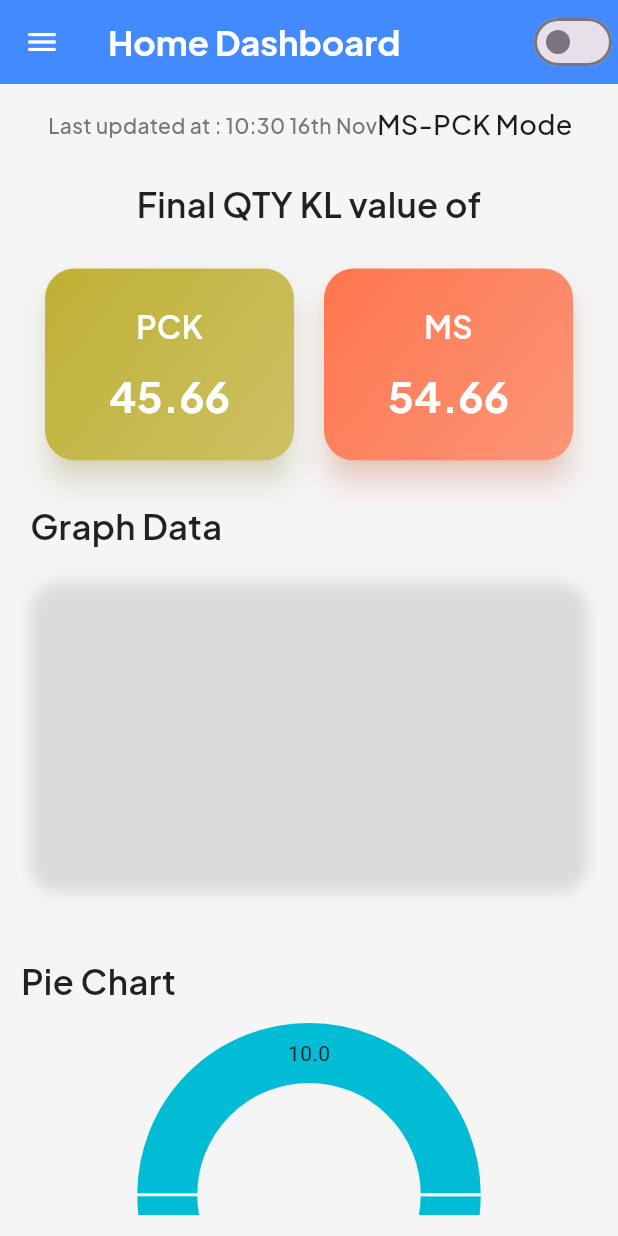
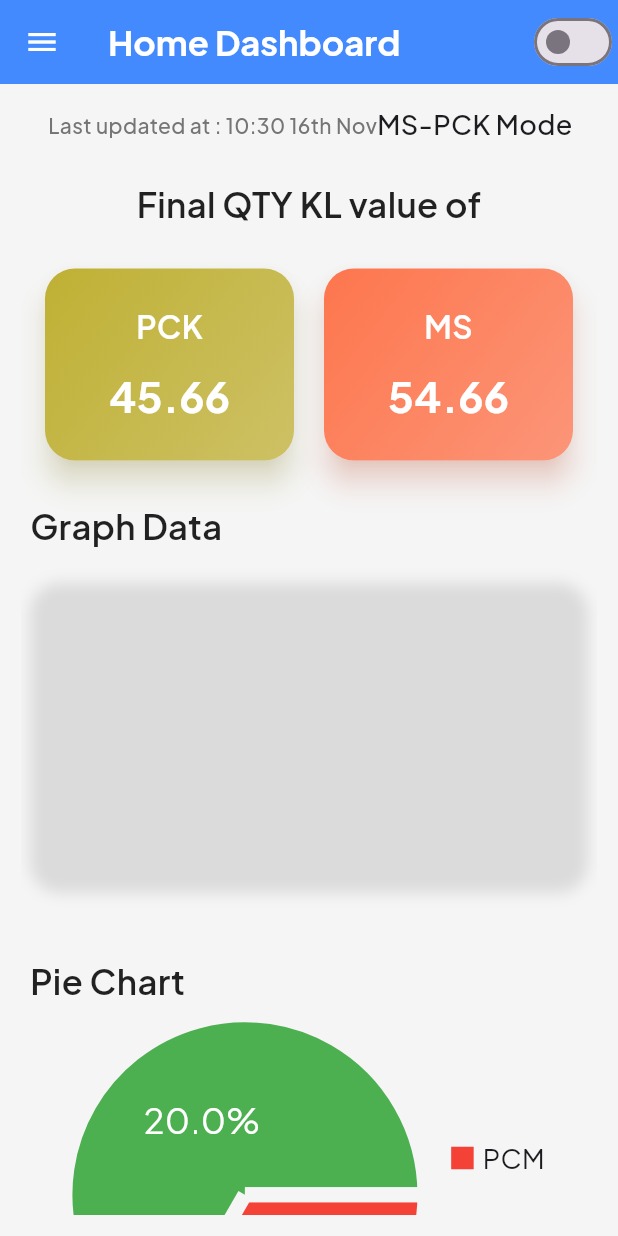
Before and after one commit to sahilsoni9905/FreeLance-IndianOil, a Flutter app: the screen it shows after launch, on a phone screen of 412 x 824 dp. Run offline on Flutter 3.47's test engine with Material 3 defaults, Android fonts, the phone set to English and light mode, and no system bars; drawn by our look-alikes of fl_chart; our stand-ins replace get, google_fonts, shared_preferences, sqflite, sqflite_common_ffi; accounts and stored records are empty.

Commit message:
added pie chart and logic diff for Hsd and ms

```diff
--- a/lib/home/controllers/home_screen_controllers.dart
+++ b/lib/home/controllers/home_screen_controllers.dart
@@ -1,6 +1,9 @@
+import 'package:flutter/material.dart';
 import 'package:get/get.dart';
+import 'package:google_fonts/google_fonts.dart';
 import 'package:intl/intl.dart';
 import 'package:oil_solution/services/database_service.dart';
+import 'package:oil_solution/services/scale_utils_service.dart';
 import 'package:oil_solution/services/shared_pref_service.dart';
 import 'package:oil_solution/table/models/table_data_models.dart';
 import 'package:fl_chart/fl_chart.dart';
@@ -28,16 +31,16 @@ class HomeScreenControllers extends GetxController {
     homeScreenLoadingStatus.value = RxStatus.success();
   }
 
-  void toggleButtonClicked(bool value){
+  Future<void> toggleButtonClicked(bool value)async {
     print('the value is ${value}');
     isToggled.value = value;
     if(!value){
       toggledText.value = 'MS-PCK Mode';
-      updateHomeData(isTable2: false);
+      await updateHomeData(isTable2: false);
     }
     else{
       toggledText.value = 'HSD-PCK Mode';
-      updateHomeData(isTable2: true);
+      await updateHomeData(isTable2: true);
     }
   }
 
@@ -115,11 +118,32 @@ Future<List<FlSpot>> getChartData(bool isTable2) async {
   return '$time $dayWithSuffix $month';
 }
 
-List<PieChartSectionData> piechartSection(){
+List<PieChartSectionData> piechartSection(ScalingUtility scale){
+  List<Color> sectionColors = [
+    Colors.red,
+    Colors.green,
+  ];
   return
-  List.generate(2 , (index) => PieChartSectionData(
+  List.generate(2 , (index){
+    final radius = scale.getScaledHeight(100);
+    double value = (index + 1)*10;
+    return PieChartSectionData(
 
-  ));
+      borderSide: BorderSide(
+        color:  Colors.black ,
+        width: 2,
+      ),
+      value: value ,
+      title: '${value}%',
+      color: sectionColors[index],
+      radius: radius,
+      titleStyle: GoogleFonts.plusJakartaSans(
+        color: Colors.white,
+        fontSize: scale.getScaledFont(20),
+      ),
+
+      );
+  });
 }
 
 }
--- a/lib/home/home_screen.dart
+++ b/lib/home/home_screen.dart
@@ -380,9 +380,12 @@ class HomeScreen extends GetView<HomeScreenControllers> {
   }
 
 Widget buildPieChart(ScalingUtility scale) {
-    return Column(
+  return Padding(
+    padding: scale.getPadding(horizontal: 5),
+    child: Column(
+      crossAxisAlignment: CrossAxisAlignment.start,
       children: [
-        SizedBox(height: scale.getScaledHeight(20),),
+        SizedBox(height: scale.getScaledHeight(20)),
         Row(
           children: [
             Text(
@@ -395,16 +398,73 @@ class HomeScreen extends GetView<HomeScreenControllers> {
             ),
           ],
         ),
-          SizedBox(height: scale.getScaledHeight(10),),
+        SizedBox(height: scale.getScaledHeight(10)),
+        Padding(
+          padding: scale.getPadding(horizontal: 20),
+          child: Row(
+            mainAxisAlignment: MainAxisAlignment.center,
+            children: [
               Container(
                 height: scale.getScaledHeight(200),
+                width: scale.getScaledWidth(200),
                 child: PieChart(
                   PieChartData(
-                sections: controller.piechartSection(),
-              )
+                    sectionsSpace: 10,
+                    centerSpaceRadius: 0,
+                    sections: controller.piechartSection(scale),
                   ),
+                ),
+              ),
+              SizedBox(width: scale.getScaledWidth(20),),
+              Column(
+                crossAxisAlignment: CrossAxisAlignment.start,
+                children: [
+                  Row(
+
+                    children: [
+                      Container(
+                        height: 15,
+                        width: 15,
+                        color: Colors.red,
+                      ),
+                       SizedBox(width: scale.getScaledWidth(5),),
+                  Text(
+                    'PCM',
+                    style: GoogleFonts.plusJakartaSans(
+                      fontSize: scale.getScaledFont(15),
+                    ),
+
                   )
                     ],
+                  ),
+                  SizedBox(height: scale.getScaledHeight(20),),
+                  Row(
+                    children: [
+                      Container(
+                        height: 15,
+                        width: 15,
+                        color: Colors.green,
+                      ),
+                       SizedBox(width: scale.getScaledWidth(5),),
+                  Text(
+                    'MS',
+                    style: GoogleFonts.plusJakartaSans(
+                      fontSize: scale.getScaledFont(15),
+                    ),
+
+                  )
+                    ],
+                  ),
+
+                ],
+              )
+            ],
+          ),
+        ),
+        SizedBox(height: scale.getScaledHeight(20)),
+      ],
+    ),
   );
 }
+
 }
```
Also changed, not shown: lib/add_data/controllers/add_data_screen_controllers.dart (+16 -2 lines), lib/history/models/history_models.dart (+14 -9 lines), lib/services/shared_pref_service.dart (+5 -2 lines), lib/table/controllers/table_screen_controllers.dart (+31 -8 lines). Lines whose indentation alone changed are shown as unchanged.
